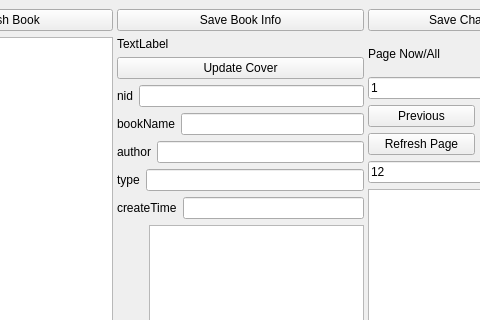
Before: the Qt Designer form ui/BookMain.ui in Yhzhtk/bookcatch, drawn with Qt 5; both pictures show x 115 to 595 and y 0 to 320 of the 934 by 799 pixel window.
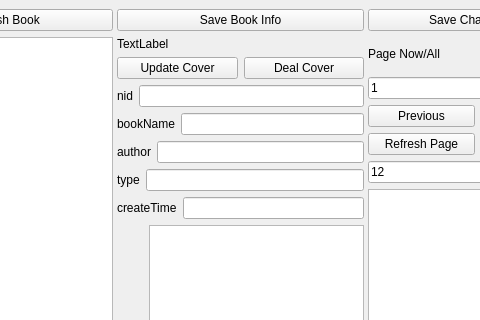
After: the same form once the commit is applied.

Commit message: fix cover down bug, is down cover fail, pass, manual down cover and deal on client.(fail save a file append .txt in the cover path)

What changed in the file:
```diff
--- a/ui/BookMain.ui
+++ b/ui/BookMain.ui
@@ -45,7 +45,7 @@
         </item>
        </layout>
       </widget>
-      <widget class="QWidget" name="layoutWidget">
+      <widget class="QWidget" name="">
        <layout class="QVBoxLayout" name="verticalLayout">
         <item>
          <widget class="QPushButton" name="saveBookInfoBtn">
@@ -62,11 +62,22 @@
          </widget>
         </item>
         <item>
+         <layout class="QHBoxLayout" name="horizontalLayout_14">
+          <item>
          <widget class="QPushButton" name="upCoverBtn">
           <property name="text">
            <string>Update Cover</string>
           </property>
          </widget>
+          </item>
+          <item>
+           <widget class="QPushButton" name="dealCoverBtn">
+            <property name="text">
+             <string>Deal Cover</string>
+            </property>
+           </widget>
+          </item>
+         </layout>
         </item>
         <item>
          <layout class="QHBoxLayout" name="horizontalLayout_8">
```
Lines whose indentation alone changed are shown as unchanged. The commit also changes 4 other files.
